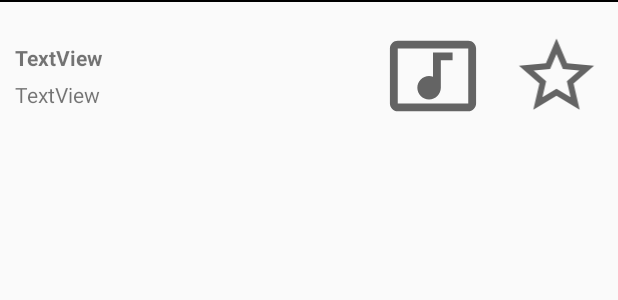
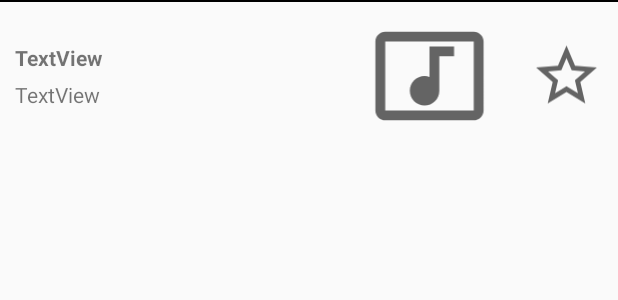
Before and after one commit to AymericLeFeyer/TAC, an Android app: the layout track_item_list.xml on its own in the app's theme, with its tools: preview values and no code run, on a phone screen of 412 x 824 dp. Shown: the top 300 px of the screen. Run offline under Robolectric (Android 15) with nearby library versions, the phone set to English and light mode, and no system bars.

Commit message:
Optimisation d'UI

```diff
--- a/Listify/app/src/main/res/layout/fragment_details.xml
+++ b/Listify/app/src/main/res/layout/fragment_details.xml
@@ -81,7 +81,7 @@
         app:layout_constraintTop_toBottomOf="@+id/album" />
 
     <LinearLayout
-        android:id="@+id/linearLayout2"
+        android:id="@+id/linearLayout"
         android:layout_width="0dp"
         android:layout_height="wrap_content"
         android:layout_marginStart="32dp"
@@ -120,7 +120,7 @@
         android:orientation="horizontal"
         app:layout_constraintEnd_toEndOf="parent"
         app:layout_constraintStart_toStartOf="parent"
-        app:layout_constraintTop_toBottomOf="@+id/linearLayout2">
+        app:layout_constraintTop_toBottomOf="@+id/linearLayout">
 
         <TextView
             android:id="@+id/duration"
--- a/Listify/app/src/main/res/layout/track_item_list.xml
+++ b/Listify/app/src/main/res/layout/track_item_list.xml
@@ -4,28 +4,6 @@
     android:id="@+id/layout"
     android:layout_width="match_parent"
     android:layout_height="wrap_content">
-
-    <LinearLayout
-        android:layout_width="match_parent"
-        android:layout_height="0dp"
-        android:orientation="horizontal"
-        app:layout_constraintBottom_toBottomOf="@+id/linearLayout3"
-        app:layout_constraintEnd_toEndOf="parent"
-        app:layout_constraintStart_toStartOf="parent"
-        app:layout_constraintTop_toTopOf="@+id/linearLayout3">
-
-        <View
-            android:id="@+id/view"
-            android:layout_width="wrap_content"
-            android:layout_height="wrap_content"
-            android:layout_weight="1" />
-
-        <View
-            android:id="@+id/view2"
-            android:layout_width="wrap_content"
-            android:layout_height="wrap_content"
-            android:layout_weight="4" />
-    </LinearLayout>
 
     <LinearLayout
         android:id="@+id/linearLayout3"
@@ -46,6 +24,13 @@
         <LinearLayout
             android:layout_width="match_parent"
             android:layout_height="match_parent"
+            android:orientation="horizontal">
+
+            <LinearLayout
+                android:id="@+id/view"
+                android:layout_width="match_parent"
+                android:layout_height="match_parent"
+                android:layout_weight="1"
                 android:orientation="horizontal">
 
                 <LinearLayout
@@ -82,13 +67,16 @@
                     android:layout_weight="2"
                     app:srcCompat="@drawable/ic_baseline_music_video_24" />
 
+            </LinearLayout>
+
             <ImageButton
                 android:id="@+id/favButton"
                 android:layout_width="match_parent"
-                android:layout_height="60dp"
+                android:layout_height="match_parent"
                 android:layout_gravity="center"
-                android:layout_weight="2"
+                android:layout_weight="5"
                 android:background="@null"
+                android:padding="10dp"
                 android:scaleType="fitCenter"
                 app:srcCompat="@drawable/ic_baseline_star_border_24" />
 
```
Also changed, not shown: Listify/app/src/main/res/layout/track_item_grid.xml (+10 -32 lines). Lines whose indentation alone changed are shown as unchanged.
